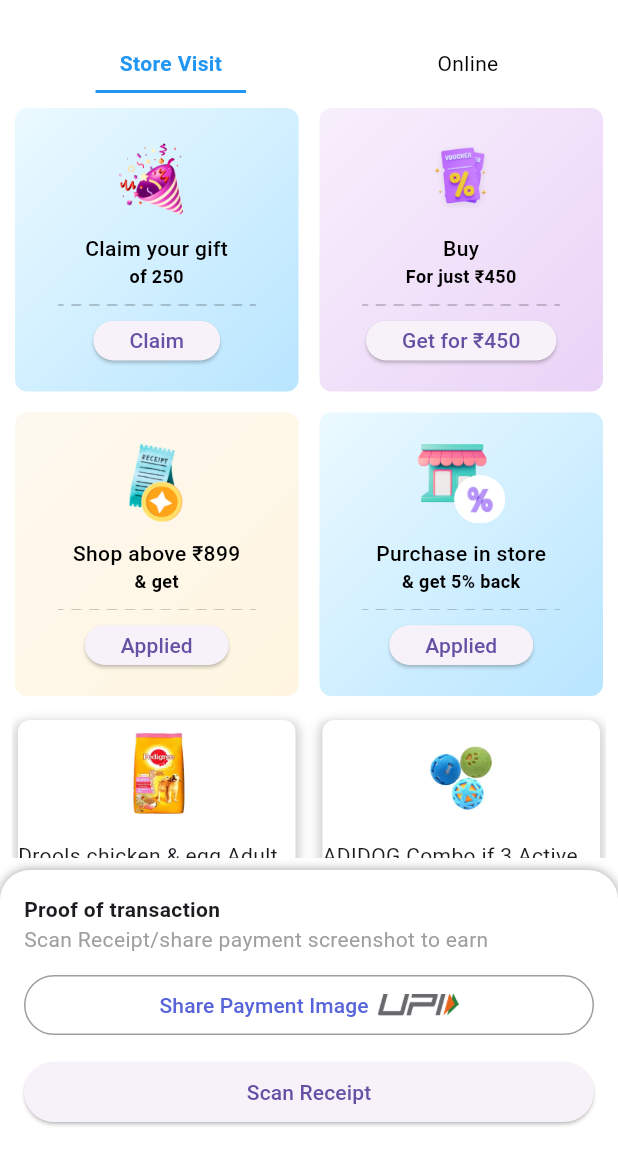
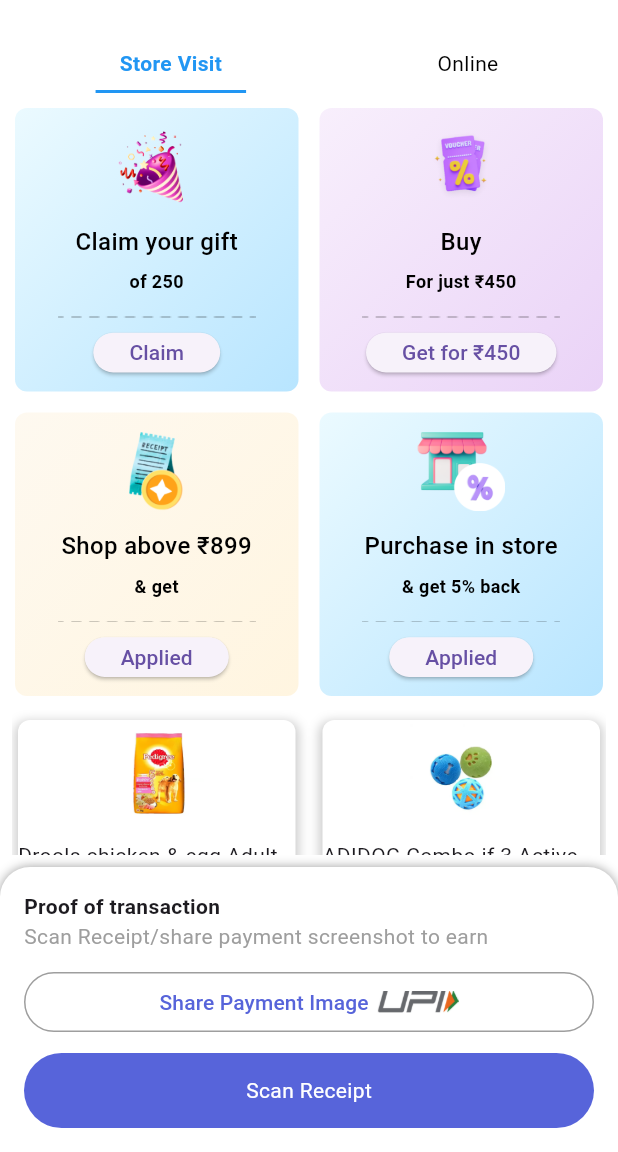
Before and after one commit to ayushxx01/recipto, a Flutter app: the screen it shows after launch, on a phone screen of 412 x 824 dp, the part 84-1236 px from its top. Run offline on Flutter 3.47's test engine with Material 3 defaults, Android fonts, the phone set to English and light mode, and no system bars.

Commit message:
third commit

```diff
--- a/recipto/lib/home/components/app_bar_content.dart
+++ b/recipto/lib/home/components/app_bar_content.dart
@@ -5,8 +5,7 @@ class AppBarContent extends StatelessWidget {
 
   @override
   Widget build(BuildContext context) {
-    return Container(
-      child: Column(
+    return Column(
       children: [
         Row(
           crossAxisAlignment: CrossAxisAlignment.center,
@@ -37,7 +36,6 @@ class AppBarContent extends StatelessWidget {
           ],
         ),
       ],
-      ),
     );
   }
 }
--- a/recipto/lib/widgets/bottom_sheet.dart
+++ b/recipto/lib/home/components/bottom_sheet.dart
@@ -2,7 +2,7 @@ import 'package:flutter/material.dart';
 
 // Reusable Bottom Navigation Bar Widget
 class MyBottomNavigationBar extends StatelessWidget {
-  const MyBottomNavigationBar({Key? key}) : super(key: key);
+  const MyBottomNavigationBar({super.key});
 
   @override
   Widget build(BuildContext context) {
@@ -63,9 +63,16 @@ class MyBottomNavigationBar extends StatelessWidget {
           const SizedBox(height: 10),
           Container(
             width: double.infinity,
-            child: ElevatedButton(
-              onPressed: () {},
-              child: const Text('Scan Receipt'),
+            height: 50,
+            decoration: BoxDecoration(
+              borderRadius: BorderRadius.circular(30),
+              color: const Color(0xFF5764DA), // Blue background color
+            ),
+            child: const Center(
+              child: Text(
+                'Scan Receipt',
+                style: TextStyle(color: Colors.white), // White text color
+              ),
             ),
           ),
         ],
@@ -92,9 +99,3 @@ class MyScreen extends StatelessWidget {
     );
   }
 }
-
-void main() {
-  runApp(const MaterialApp(
-    home: MyScreen(),
-  ));
-}
--- a/recipto/lib/home/pages/home_page.dart
+++ b/recipto/lib/home/pages/home_page.dart
@@ -1,6 +1,7 @@
 import 'package:flutter/material.dart';
 import 'package:recipto/home/components/app_bar_content.dart';
-import 'package:recipto/widgets/bottom_sheet.dart';
+import 'package:recipto/home/components/coin_price.dart';
+import 'package:recipto/home/components/bottom_sheet.dart';
 import 'package:recipto/widgets/coupon_card.dart';
 import 'package:recipto/widgets/product_card.dart'; // Import ProductCard
 
@@ -117,7 +118,7 @@ class _HomePageState extends State<HomePage> {
                 onPressed: () {},
                 icon: const Icon(Icons.arrow_back),
               ),
-              title: const AppBarContent(),
+              title: AppBarContent(),
             ),
             SliverToBoxAdapter(
               child: Padding(
--- a/recipto/lib/widgets/coupon_card.dart
+++ b/recipto/lib/widgets/coupon_card.dart
@@ -51,17 +51,21 @@ class CouponCard extends StatelessWidget {
             const SizedBox(height: 10),
             Flexible(
               flex: 1,
+              child: Center(
                 child: Text(
                   title1,
                   style: const TextStyle(
                     color: Colors.black,
                     fontWeight: FontWeight.w500,
+                    fontSize: 16,
                   ),
                   textAlign: TextAlign.center,
                 ),
               ),
+            ),
             Flexible(
               flex: 1,
+              child: Center(
                 child: Text(
                   title2,
                   style: const TextStyle(
@@ -72,13 +76,10 @@ class CouponCard extends StatelessWidget {
                   textAlign: TextAlign.center,
                 ),
               ),
-            const SizedBox(
-              height: 10,
             ),
+            const SizedBox(height: 10),
             Flexible(child: Image.asset('assets/images/dotted.png')),
-            const SizedBox(
-              height: 10,
-            ),
+            const SizedBox(height: 10),
             Flexible(
               flex: 1,
               child: ElevatedButton(
--- a/recipto/lib/widgets/product_card.dart
+++ b/recipto/lib/widgets/product_card.dart
@@ -1,6 +1,6 @@
 import 'package:flutter/material.dart';
 import 'package:recipto/home/components/price.dart';
-import 'package:recipto/widgets/my_button.dart';
+import 'package:recipto/home/components/my_button.dart';
 
 class ProductCard extends StatelessWidget {
   final double originalPrice;
```
Also changed, not shown: recipto/lib/home/components/coin_price.dart (added, +27 -0 lines), recipto/lib/home/components/grid_data.dart (deleted, +0 -119 lines), recipto/lib/home/components/my_button.dart (renamed from recipto/lib/widgets/my_button.dart). Lines whose indentation alone changed are shown as unchanged.
